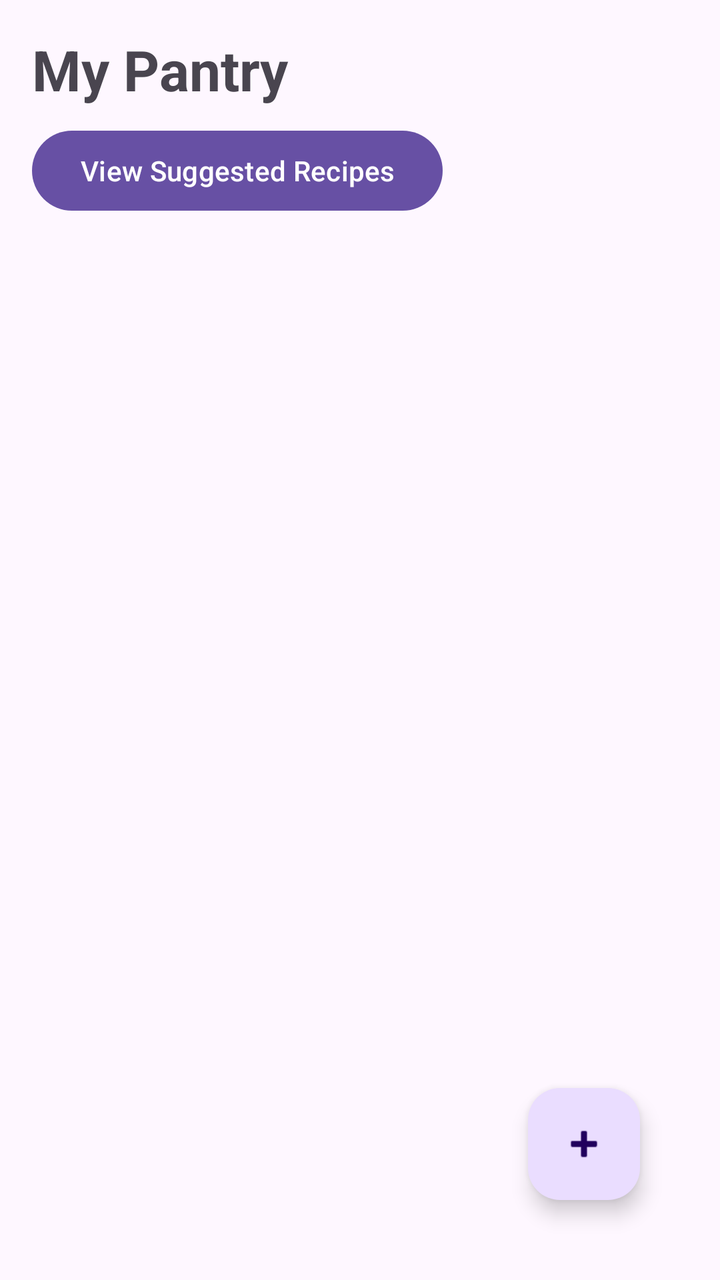
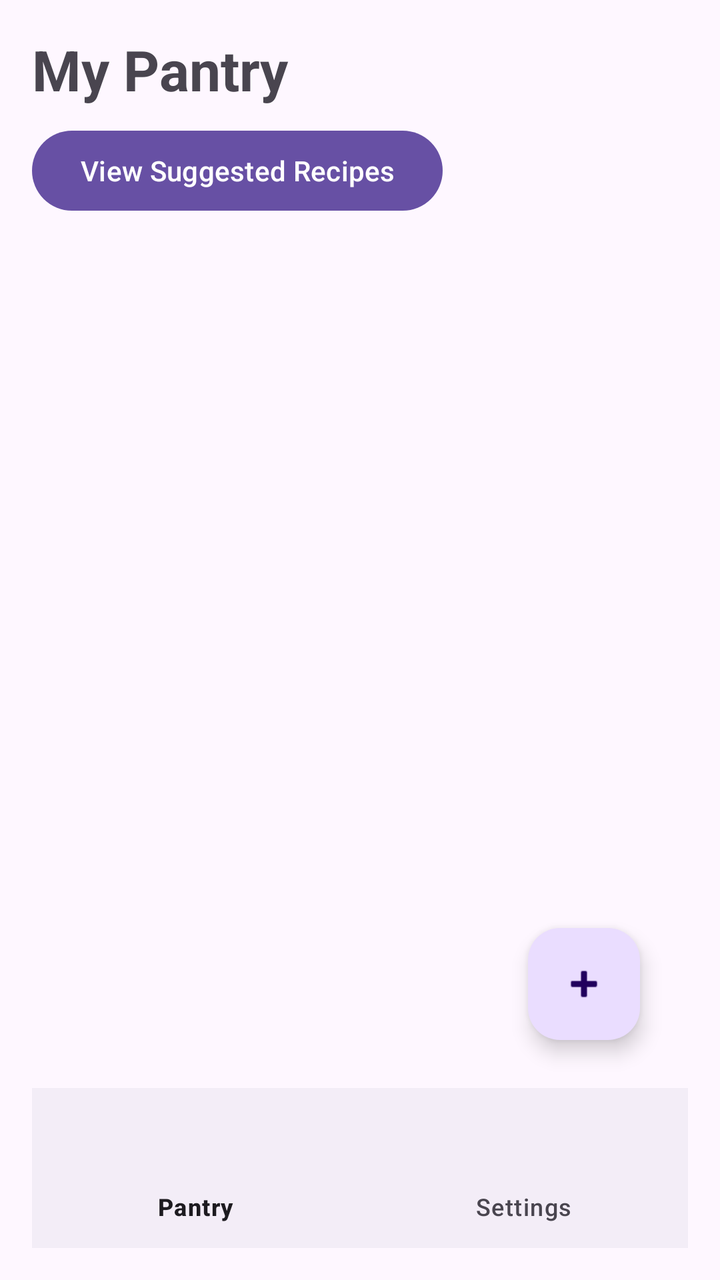

Before-and-after screenshots of an Android layout around one commit, followed by the original layout XML and the change that was made.
<!-- AndroidManifest.xml: application theme Theme.SMARTPANTRYMANAGER -->
<!-- res/layout/activity_main.xml -->
<?xml version="1.0" encoding="utf-8"?>
<androidx.constraintlayout.widget.ConstraintLayout xmlns:android="http://schemas.android.com/apk/res/android"
    xmlns:app="http://schemas.android.com/apk/res-auto"
    android:id="@+id/main"
    android:layout_width="match_parent"
    android:layout_height="match_parent"
    android:padding="16dp">

    <TextView
        android:id="@+id/titleText"
        android:layout_width="wrap_content"
        android:layout_height="wrap_content"
        android:text="My Pantry"
        android:textSize="28sp"
        android:textStyle="bold"
        app:layout_constraintTop_toTopOf="parent"
        app:layout_constraintStart_toStartOf="parent" />

    <Button
        android:id="@+id/buttonViewRecipes"
        android:layout_width="wrap_content"
        android:layout_height="wrap_content"
        android:text="View Suggested Recipes"
        android:layout_marginTop="8dp"
        app:layout_constraintTop_toBottomOf="@id/titleText"
        app:layout_constraintStart_toStartOf="parent" />

    <androidx.recyclerview.widget.RecyclerView
        android:id="@+id/pantryRecyclerView"
        android:layout_width="match_parent"
        android:layout_height="0dp"
        android:layout_marginTop="16dp"
        app:layout_constraintTop_toBottomOf="@id/buttonViewRecipes"
        app:layout_constraintBottom_toBottomOf="parent" />

    <com.google.android.material.floatingactionbutton.FloatingActionButton
        android:id="@+id/addItemButton"
        android:layout_width="wrap_content"
        android:layout_height="wrap_content"
        android:layout_margin="24dp"
        android:contentDescription="Add Item"
        app:layout_constraintBottom_toBottomOf="parent"
        app:layout_constraintEnd_toEndOf="parent"
        app:srcCompat="@android:drawable/ic_input_add" />

</androidx.constraintlayout.widget.ConstraintLayout>
<!-- resources referenced by this layout -->
<resources>
  <style name="Theme.SMARTPANTRYMANAGER" parent="Base.Theme.SMARTPANTRYMANAGER" />
  <style name="Base.Theme.SMARTPANTRYMANAGER" parent="Theme.Material3.DayNight.NoActionBar">
          
          
      </style>
</resources>

<!-- the commit's change to res/layout/activity_main.xml (unified diff, before → after) -->
@@ -25,22 +25,32 @@
         app:layout_constraintTop_toBottomOf="@id/titleText"
         app:layout_constraintStart_toStartOf="parent" />
 
+    
     <androidx.recyclerview.widget.RecyclerView
         android:id="@+id/pantryRecyclerView"
         android:layout_width="match_parent"
         android:layout_height="0dp"
         android:layout_marginTop="16dp"
         app:layout_constraintTop_toBottomOf="@id/buttonViewRecipes"
-        app:layout_constraintBottom_toBottomOf="parent" />
+        app:layout_constraintBottom_toTopOf="@id/bottomNavigation" />
 
+    
     <com.google.android.material.floatingactionbutton.FloatingActionButton
         android:id="@+id/addItemButton"
         android:layout_width="wrap_content"
         android:layout_height="wrap_content"
         android:layout_margin="24dp"
         android:contentDescription="Add Item"
-        app:layout_constraintBottom_toBottomOf="parent"
+        app:layout_constraintBottom_toTopOf="@id/bottomNavigation"
         app:layout_constraintEnd_toEndOf="parent"
         app:srcCompat="@android:drawable/ic_input_add" />
 
+    
+    <com.google.android.material.bottomnavigation.BottomNavigationView
+        android:id="@+id/bottomNavigation"
+        android:layout_width="match_parent"
+        android:layout_height="wrap_content"
+        app:menu="@menu/bottom_nav_menu"
+        app:layout_constraintBottom_toBottomOf="parent" />
+
 </androidx.constraintlayout.widget.ConstraintLayout>
